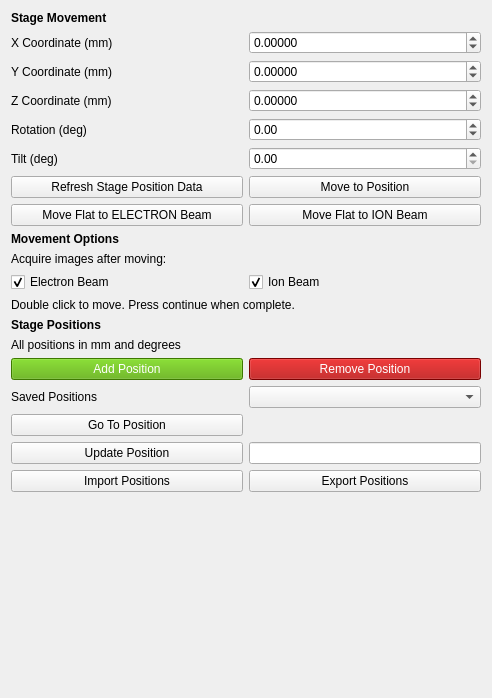
Old version of the form fibsem/ui/qtdesigner_files/FibsemMovementWidget.ui in the repository DeMarcoLab/fibsem.
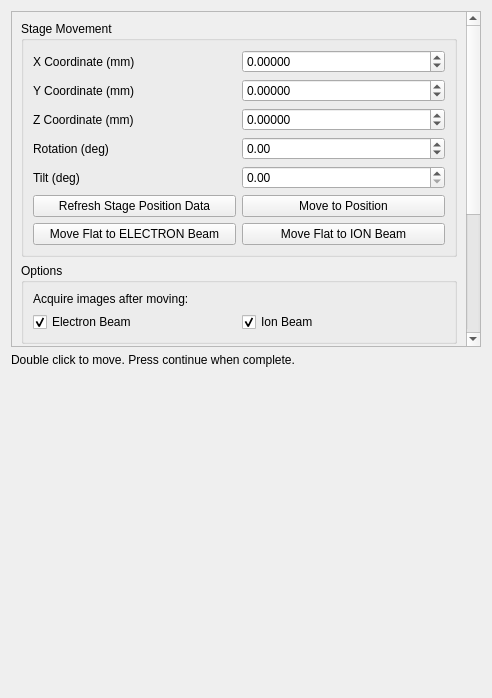
New version of the form.

Commit message: [refactor] movement signals

Diff of the .ui file:
```diff
--- a/fibsem/ui/qtdesigner_files/FibsemMovementWidget.ui
+++ b/fibsem/ui/qtdesigner_files/FibsemMovementWidget.ui
@@ -14,54 +14,105 @@
    <string>Form</string>
   </property>
   <layout class="QGridLayout" name="gridLayout">
-   <item row="7" column="0">
-    <widget class="QPushButton" name="pushButton_move_flat_electron">
-     <property name="text">
-      <string>Move Flat to ELECTRON Beam</string>
+   <item row="0" column="0" colspan="2">
+    <widget class="QScrollArea" name="scrollArea">
+     <property name="widgetResizable">
+      <bool>true</bool>
      </property>
-    </widget>
-   </item>
+     <widget class="QWidget" name="scrollAreaWidgetContents">
+      <property name="geometry">
+       <rect>
+        <x>0</x>
+        <y>0</y>
+        <width>458</width>
+        <height>596</height>
+       </rect>
+      </property>
+      <layout class="QGridLayout" name="gridLayout_2">
    <item row="2" column="0">
-    <widget class="QLabel" name="label_movement_stage_y">
-     <property name="text">
-      <string>Y Coordinate (mm)</string>
-     </property>
-    </widget>
-   </item>
-   <item row="6" column="1">
-    <widget class="QPushButton" name="pushButton_move">
-     <property name="text">
-      <string>Move to Position</string>
-     </property>
-    </widget>
-   </item>
-   <item row="16" column="0">
-    <widget class="QLabel" name="label_saved_positions">
+        <widget class="QGroupBox" name="groupBox_saved_positions">
      <property name="font">
       <font>
        <weight>50</weight>
        <bold>false</bold>
       </font>
      </property>
-     <property name="text">
+         <property name="title">
       <string>Saved Positions</string>
      </property>
-    </widget>
-   </item>
-   <item row="18" column="0">
+         <layout class="QGridLayout" name="gridLayout_5">
+          <item row="4" column="0">
+           <widget class="QPushButton" name="pushButton_update_position">
+            <property name="text">
+             <string>Update Position</string>
+            </property>
+           </widget>
+          </item>
+          <item row="3" column="0">
     <widget class="QPushButton" name="pushButton_go_to">
      <property name="text">
       <string>Go To Position</string>
      </property>
     </widget>
    </item>
-   <item row="5" column="1">
-    <widget class="QDoubleSpinBox" name="doubleSpinBox_movement_stage_tilt"/>
-   </item>
-   <item row="16" column="1">
+          <item row="0" column="0" colspan="2">
+           <widget class="QLabel" name="label_positions_header_info">
+            <property name="text">
+             <string>All positions in mm and degrees</string>
+            </property>
+           </widget>
+          </item>
+          <item row="2" column="1">
     <widget class="QComboBox" name="comboBox_positions"/>
    </item>
-   <item row="19" column="1">
+          <item row="1" column="1">
+           <widget class="QPushButton" name="pushButton_remove_position">
+            <property name="styleSheet">
+             <string notr="true">color: white; background-color: rgb(170, 0, 0)</string>
+            </property>
+            <property name="text">
+             <string>Remove Position</string>
+            </property>
+           </widget>
+          </item>
+          <item row="2" column="0">
+           <widget class="QLabel" name="label_saved_positions">
+            <property name="font">
+             <font>
+              <weight>50</weight>
+              <bold>false</bold>
+             </font>
+            </property>
+            <property name="text">
+             <string>Saved Positions</string>
+            </property>
+           </widget>
+          </item>
+          <item row="1" column="0">
+           <widget class="QPushButton" name="pushButton_save_position">
+            <property name="styleSheet">
+             <string notr="true">color: white; background-color: rgb(85, 170, 0)</string>
+            </property>
+            <property name="text">
+             <string>Add Position</string>
+            </property>
+           </widget>
+          </item>
+          <item row="5" column="0">
+           <widget class="QPushButton" name="pushButton_import">
+            <property name="text">
+             <string>Import Positions</string>
+            </property>
+           </widget>
+          </item>
+          <item row="5" column="1">
+           <widget class="QPushButton" name="pushButton_export">
+            <property name="text">
+             <string>Export Positions</string>
+            </property>
+           </widget>
+          </item>
+          <item row="4" column="1">
     <widget class="QLineEdit" name="lineEdit_position_name">
      <property name="sizePolicy">
       <sizepolicy hsizetype="Preferred" vsizetype="Fixed">
@@ -71,74 +122,92 @@
      </property>
     </widget>
    </item>
-   <item row="9" column="0" colspan="2">
+          <item row="3" column="1">
+           <widget class="QLabel" name="label_current_position">
+            <property name="text">
+             <string/>
+            </property>
+           </widget>
+          </item>
+         </layout>
+        </widget>
+       </item>
+       <item row="1" column="0">
+        <widget class="QGroupBox" name="groupBox_movement_options">
+         <property name="title">
+          <string>Options</string>
+         </property>
+         <layout class="QGridLayout" name="gridLayout_4">
+          <item row="1" column="0">
+           <widget class="QCheckBox" name="checkBox_movement_acquire_electron">
+            <property name="text">
+             <string>Electron Beam</string>
+            </property>
+            <property name="checked">
+             <bool>true</bool>
+            </property>
+           </widget>
+          </item>
+          <item row="1" column="1">
+           <widget class="QCheckBox" name="checkBox_movement_acquire_ion">
+            <property name="text">
+             <string>Ion Beam</string>
+            </property>
+            <property name="checked">
+             <bool>true</bool>
+            </property>
+           </widget>
+          </item>
+          <item row="0" column="0" colspan="2">
     <widget class="QLabel" name="label_movement_images">
      <property name="text">
       <string>Acquire images after moving:</string>
      </property>
     </widget>
    </item>
-   <item row="24" column="0" colspan="2">
-    <spacer name="verticalSpacer">
-     <property name="orientation">
-      <enum>Qt::Vertical</enum>
-     </property>
-     <property name="sizeHint" stdset="0">
-      <size>
-       <width>20</width>
-       <height>40</height>
-      </size>
-     </property>
-    </spacer>
-   </item>
-   <item row="5" column="0">
-    <widget class="QLabel" name="label_movement_stage_tilt">
-     <property name="text">
-      <string>Tilt (deg)</string>
-     </property>
-    </widget>
-   </item>
-   <item row="15" column="1">
-    <widget class="QPushButton" name="pushButton_remove_position">
-     <property name="styleSheet">
-      <string notr="true">color: white; background-color: rgb(170, 0, 0)</string>
-     </property>
+         </layout>
+        </widget>
+       </item>
+       <item row="0" column="0">
+        <widget class="QGroupBox" name="groupBox_stage_position">
+         <property name="title">
+          <string>Stage Movement</string>
+         </property>
+         <layout class="QGridLayout" name="gridLayout_3">
+          <item row="6" column="1">
+           <widget class="QPushButton" name="pushButton_move">
      <property name="text">
-      <string>Remove Position</string>
+             <string>Move to Position</string>
      </property>
     </widget>
    </item>
-   <item row="19" column="0">
-    <widget class="QPushButton" name="pushButton_update_position">
-     <property name="text">
-      <string>Update Position</string>
-     </property>
-    </widget>
-   </item>
-   <item row="22" column="0">
-    <widget class="QPushButton" name="pushButton_import">
-     <property name="text">
-      <string>Import Positions</string>
-     </property>
-    </widget>
-   </item>
-   <item row="6" column="0">
-    <widget class="QPushButton" name="pushButton_refresh_stage_position_data">
+          <item row="2" column="1">
+           <widget class="QDoubleSpinBox" name="doubleSpinBox_movement_stage_y">
+            <property name="decimals">
+             <number>5</number>
+            </property>
+            <property name="minimum">
+             <double>-100000000000000000000.000000000000000</double>
+            </property>
+            <property name="maximum">
+             <double>10000000000000000905969664.000000000000000</double>
+            </property>
+           </widget>
+          </item>
+          <item row="3" column="0">
+           <widget class="QLabel" name="label_movement_stage_z">
      <property name="text">
-      <string>Refresh Stage Position Data</string>
+             <string>Z Coordinate (mm)</string>
      </property>
     </widget>
    </item>
-   <item row="8" column="0" colspan="2">
-    <widget class="QLabel" name="label_movement_options_header">
-     <property name="font">
-      <font>
-       <weight>75</weight>
-       <bold>true</bold>
-      </font>
-     </property>
+          <item row="5" column="1">
+           <widget class="QDoubleSpinBox" name="doubleSpinBox_movement_stage_tilt"/>
+          </item>
+          <item row="0" column="0">
+           <widget class="QLabel" name="label_movement_stage_x">
      <property name="text">
-      <string>Movement Options</string>
+             <string>X Coordinate (mm)</string>
      </property>
     </widget>
    </item>
@@ -152,41 +221,37 @@
      </property>
     </widget>
    </item>
-   <item row="14" column="0" colspan="2">
-    <widget class="QLabel" name="label_positions_header_info">
+          <item row="6" column="0">
+           <widget class="QPushButton" name="pushButton_refresh_stage_position_data">
      <property name="text">
-      <string>All positions in mm and degrees</string>
+             <string>Refresh Stage Position Data</string>
      </property>
     </widget>
    </item>
-   <item row="10" column="0">
-    <widget class="QCheckBox" name="checkBox_movement_acquire_electron">
-     <property name="text">
-      <string>Electron Beam</string>
-     </property>
-     <property name="checked">
-      <bool>true</bool>
-     </property>
-    </widget>
-   </item>
-   <item row="22" column="1">
-    <widget class="QPushButton" name="pushButton_export">
-     <property name="text">
-      <string>Export Positions</string>
+          <item row="0" column="1">
+           <widget class="QDoubleSpinBox" name="doubleSpinBox_movement_stage_x">
+            <property name="decimals">
+             <number>5</number>
+            </property>
+            <property name="minimum">
+             <double>-10000000000.000000000000000</double>
+            </property>
+            <property name="maximum">
+             <double>100000000000000000.000000000000000</double>
      </property>
     </widget>
    </item>
-   <item row="1" column="0">
-    <widget class="QLabel" name="label_movement_stage_x">
+          <item row="4" column="0">
+           <widget class="QLabel" name="label_movement_stage_rotation">
      <property name="text">
-      <string>X Coordinate (mm)</string>
+             <string>Rotation (deg)</string>
      </property>
     </widget>
    </item>
-   <item row="18" column="1">
-    <widget class="QLabel" name="label_current_position">
+          <item row="5" column="0">
+           <widget class="QLabel" name="label_movement_stage_tilt">
      <property name="text">
-      <string/>
+             <string>Tilt (deg)</string>
      </property>
     </widget>
    </item>
@@ -203,27 +268,35 @@
      </property>
     </widget>
    </item>
-   <item row="4" column="0">
-    <widget class="QLabel" name="label_movement_stage_rotation">
+          <item row="2" column="0">
+           <widget class="QLabel" name="label_movement_stage_y">
      <property name="text">
-      <string>Rotation (deg)</string>
+             <string>Y Coordinate (mm)</string>
      </property>
     </widget>
    </item>
-   <item row="0" column="0" colspan="2">
-    <widget class="QLabel" name="label_movement_header">
-     <property name="font">
-      <font>
-       <weight>75</weight>
-       <bold>true</bold>
-      </font>
-     </property>
+          <item row="7" column="0">
+           <widget class="QPushButton" name="pushButton_move_flat_electron">
+            <property name="text">
+             <string>Move Flat to ELECTRON Beam</string>
+            </property>
+           </widget>
+          </item>
+          <item row="7" column="1">
+           <widget class="QPushButton" name="pushButton_move_flat_ion">
      <property name="text">
-      <string>Stage Movement</string>
+             <string>Move Flat to ION Beam</string>
      </property>
     </widget>
    </item>
-   <item row="11" column="0" colspan="2">
+         </layout>
+        </widget>
+       </item>
+      </layout>
+     </widget>
+    </widget>
+   </item>
+   <item row="19" column="0" colspan="2">
     <widget class="QLabel" name="label_movement_instructions">
      <property name="minimumSize">
       <size>
@@ -239,85 +312,18 @@
      </property>
     </widget>
    </item>
-   <item row="1" column="1">
-    <widget class="QDoubleSpinBox" name="doubleSpinBox_movement_stage_x">
-     <property name="decimals">
-      <number>5</number>
+   <item row="20" column="0" colspan="2">
+    <spacer name="verticalSpacer">
+     <property name="orientation">
+      <enum>Qt::Vertical</enum>
      </property>
-     <property name="minimum">
-      <double>-10000000000.000000000000000</double>
+     <property name="sizeHint" stdset="0">
+      <size>
+       <width>20</width>
+       <height>40</height>
+      </size>
      </property>
-     <property name="maximum">
-      <double>100000000000000000.000000000000000</double>
-     </property>
-    </widget>
-   </item>
-   <item row="3" column="0">
-    <widget class="QLabel" name="label_movement_stage_z">
-     <property name="text">
-      <string>Z Coordinate (mm)</string>
-     </property>
-    </widget>
-   </item>
-   <item row="7" column="1">
-    <widget class="QPushButton" name="pushButton_move_flat_ion">
-     <property name="text">
-      <string>Move Flat to ION Beam</string>
-     </property>
-    </widget>
-   </item>
-   <item row="15" column="0">
-    <widget class="QPushButton" name="pushButton_save_position">
-     <property name="styleSheet">
-      <string notr="true">color: white; background-color: rgb(85, 170, 0)</string>
-     </property>
-     <property name="text">
-      <string>Add Position</string>
-     </property>
-    </widget>
-   </item>
-   <item row="10" column="1">
-    <widget class="QCheckBox" name="checkBox_movement_acquire_ion">
-     <property name="text">
-      <string>Ion Beam</string>
-     </property>
-     <property name="checked">
-      <bool>true</bool>
-     </property>
-    </widget>
-   </item>
-   <item row="13" column="0" colspan="2">
-    <widget class="QLabel" name="label_positions_header">
-     <property name="font">
-      <font>
-       <weight>75</weight>
-       <bold>true</bold>
-      </font>
-     </property>
-     <property name="text">
-      <string>Stage Positions</string>
-     </property>
-    </widget>
-   </item>
-   <item row="2" column="1">
-    <widget class="QDoubleSpinBox" name="doubleSpinBox_movement_stage_y">
-     <property name="decimals">
-      <number>5</number>
-     </property>
-     <property name="minimum">
-      <double>-100000000000000000000.000000000000000</double>
-     </property>
-     <property name="maximum">
-      <double>10000000000000000905969664.000000000000000</double>
-     </property>
-    </widget>
-   </item>
-   <item row="23" column="0" colspan="2">
-    <widget class="QLabel" name="label_minimap">
-     <property name="text">
-      <string/>
-     </property>
-    </widget>
+    </spacer>
    </item>
   </layout>
  </widget>
```
Lines whose indentation alone changed are shown as unchanged. The commit also changes 5 other files.
